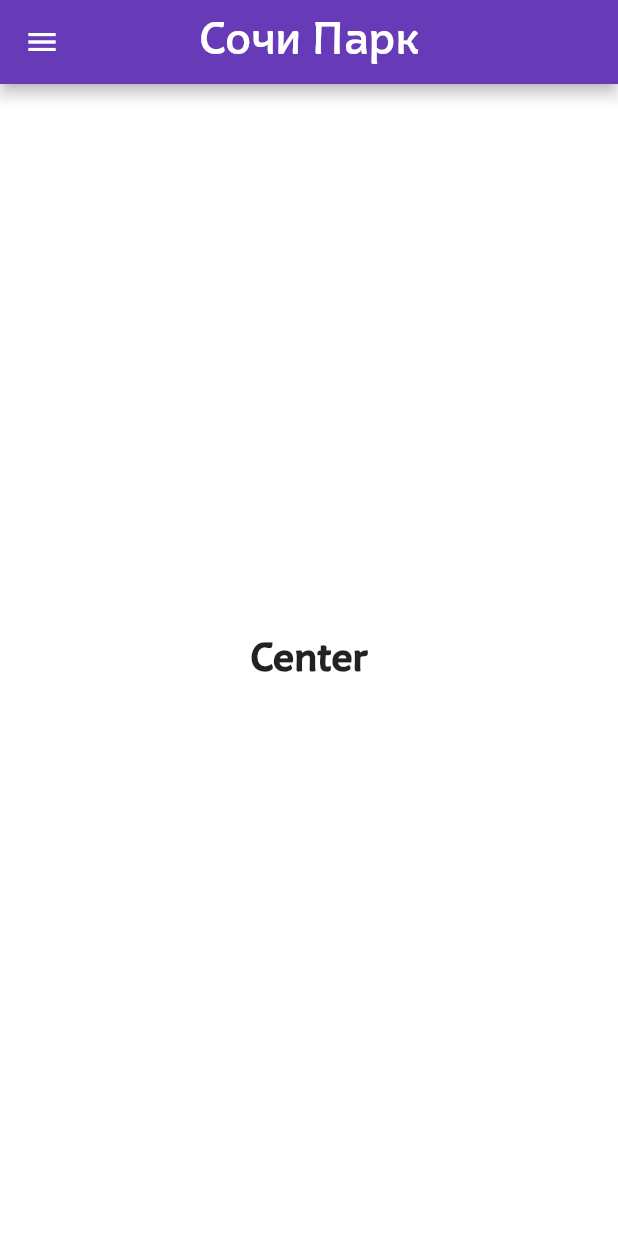
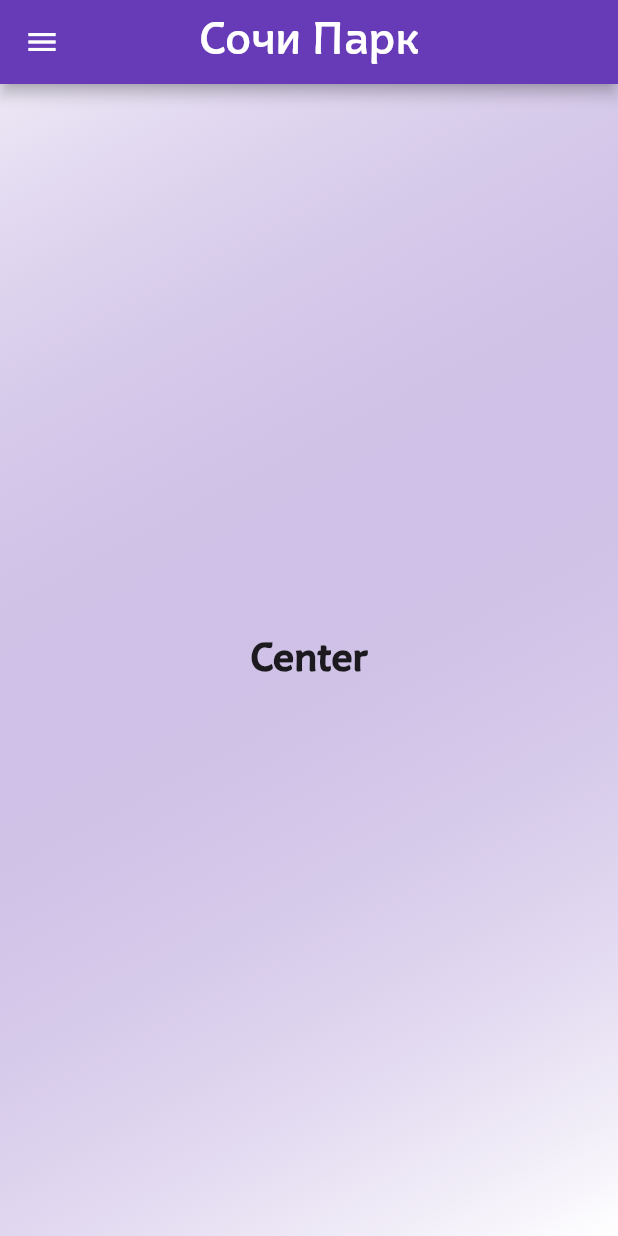
Before and after one commit to aspesivtsev/sochipark, a Flutter app: the screen it shows after launch, on a phone screen of 412 x 824 dp. Run offline on Flutter 3.47's test engine with Material 2 defaults, Android fonts, the phone set to English and light mode, and no system bars.

```diff
--- a/lib/main.dart
+++ b/lib/main.dart
@@ -62,7 +62,14 @@ class MyHomePage extends StatelessWidget {
         ),
       ),
       drawer: MainDrawer(),
-      body: Center(
+      body: Container(
+        decoration: const BoxDecoration(
+          gradient: LinearGradient(
+              begin: Alignment.topLeft,
+              end: Alignment.bottomRight,
+              colors: [Color.fromRGBO(83, 33, 168, 0.1), Colors.white]),
+        ),
+        child: Center(
           // Center is a layout widget. It takes a single child and positions it
           // in the middle of the parent.
           child: Column(
@@ -77,6 +84,7 @@ class MyHomePage extends StatelessWidget {
             ],
           ),
         ),
+      ),
     );
   }
 }
```
Also changed, not shown: lib/models/attractions.dart (added, +39 -0 lines), lib/models/types.dart (added, +10 -0 lines). Lines whose indentation alone changed are shown as unchanged.
